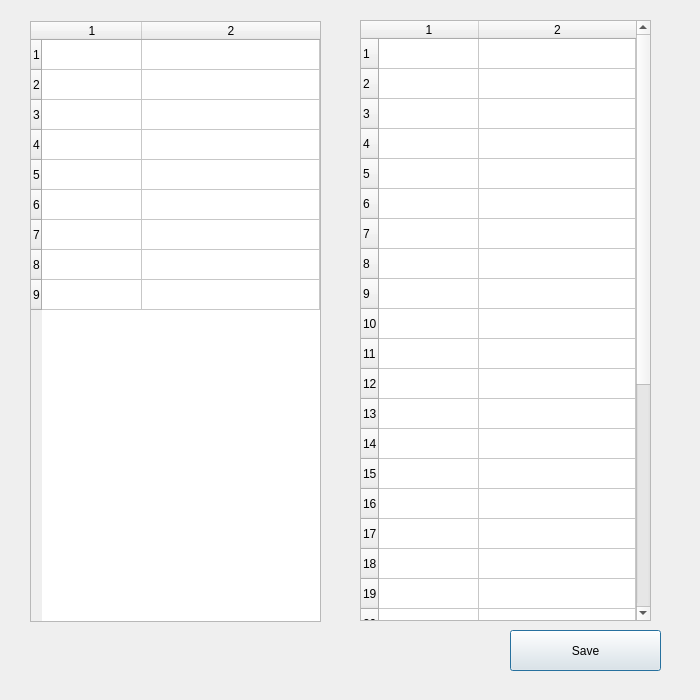
Old version of the form MT589/createisa.ui in the repository devborz/mt589-simulator.
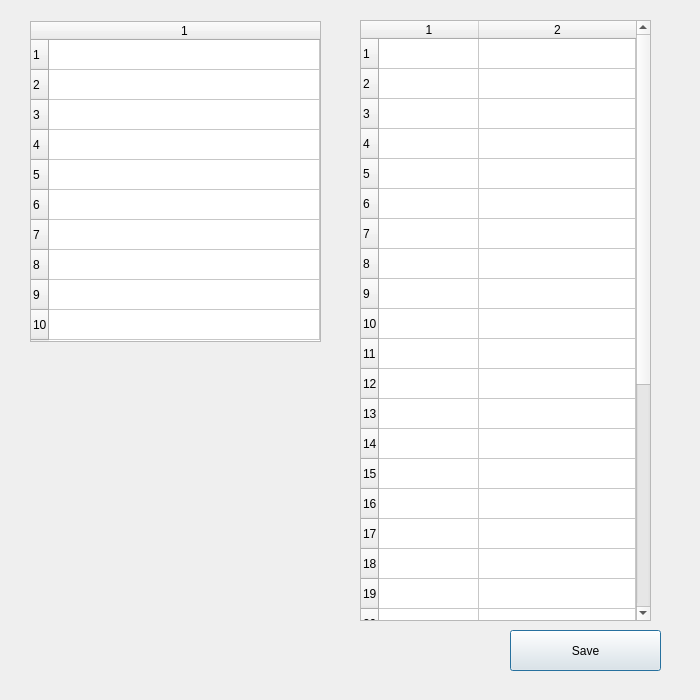
New version of the form.

Patch:
```diff
--- a/MT589/createisa.ui
+++ b/MT589/createisa.ui
@@ -31,14 +31,14 @@
      <x>30</x>
      <y>21</y>
      <width>291</width>
-     <height>601</height>
+     <height>321</height>
     </rect>
    </property>
    <property name="rowCount">
-    <number>9</number>
+    <number>10</number>
    </property>
    <property name="columnCount">
-    <number>2</number>
+    <number>1</number>
    </property>
    <attribute name="horizontalHeaderStretchLastSection">
     <bool>true</bool>
@@ -52,7 +52,7 @@
    <row/>
    <row/>
    <row/>
-   <column/>
+   <row/>
    <column/>
   </widget>
   <widget class="QTableWidget" name="commandsTableWidget">
```
Left out of the diff: 2 changed lines with no effect on the pictures.
